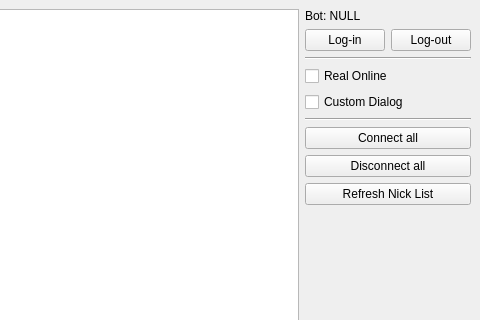
Qt form ui/mainwindow.ui (pavel-cpp/minecraft-sandbox) before a commit; both pictures show x 652 to 1132 and y 0 to 320 of the 1132 by 600 pixel window.
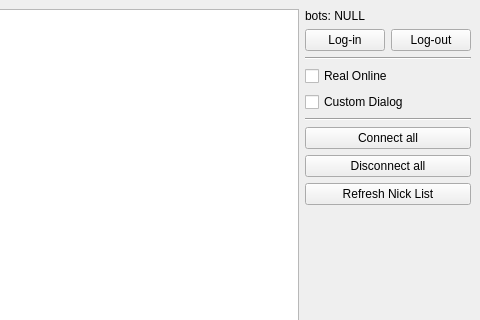
The same form after that commit.

What changed in the file:
```diff
--- a/ui/mainwindow.ui
+++ b/ui/mainwindow.ui
@@ -80,7 +80,7 @@
       <item>
        <widget class="QLabel" name="Bot">
         <property name="text">
-         <string>Bot: NULL</string>
+         <string>bots: NULL</string>
         </property>
        </widget>
       </item>
```
Left out of the diff: 4 changed lines with no effect on the pictures.
